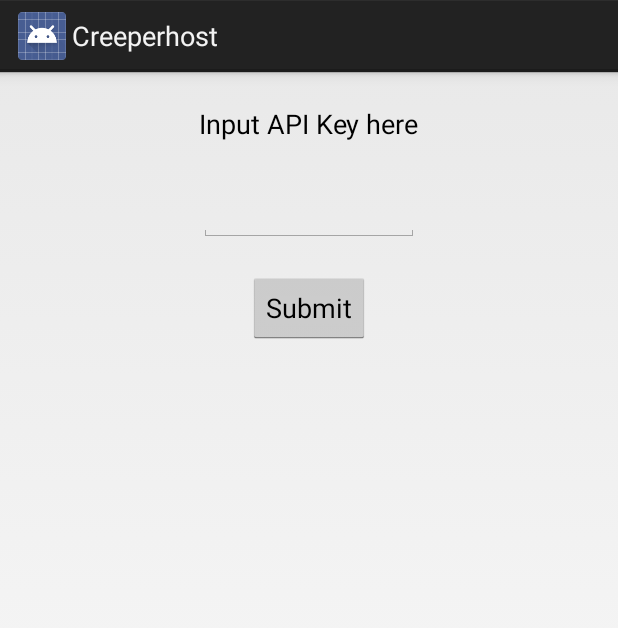
After one commit to kenohkigit/Creeperhost, an Android app: the layout activity_apikey.xml on its own in the app's theme, with its tools: preview values and no code run, on a phone screen of 412 x 824 dp. The commit adds this screen. Shown: the top 628 px of the screen. Run offline under Robolectric (Android 15) with nearby library versions, the phone set to English and light mode, and no system bars.

Commit message:
Added API Key activity

```diff
--- /dev/null
+++ b/Creeperhost/src/main/res/layout/activity_apikey.xml
@@ -0,0 +1,34 @@
+<?xml version="1.0" encoding="utf-8"?>
+
+<RelativeLayout xmlns:android="http://schemas.android.com/apk/res/android"
+                android:layout_width="match_parent"
+                android:layout_height="match_parent">
+
+    <TextView
+            android:layout_width="wrap_content"
+            android:layout_height="wrap_content"
+            android:textAppearance="?android:attr/textAppearanceMedium"
+            android:text="@string/textApiKey"
+            android:id="@+id/textView"
+            android:layout_alignParentTop="true"
+            android:layout_centerHorizontal="true"
+            android:layout_marginTop="22dp"/>
+
+    <EditText
+            android:layout_width="wrap_content"
+            android:layout_height="wrap_content"
+            android:id="@+id/etApiKey"
+            android:layout_below="@+id/textView"
+            android:layout_marginTop="27dp"
+            android:layout_alignLeft="@+id/textView"
+            android:layout_alignRight="@+id/textView"/>
+
+    <Button
+            android:layout_width="wrap_content"
+            android:layout_height="wrap_content"
+            android:text="@string/submitApiKey"
+            android:id="@+id/buApiKey"
+            android:layout_below="@+id/etApiKey"
+            android:layout_centerHorizontal="true"
+            android:layout_marginTop="20dp"/>
+</RelativeLayout>
--- a/Creeperhost/src/main/res/values/strings.xml
+++ b/Creeperhost/src/main/res/values/strings.xml
@@ -6,6 +6,6 @@
     <string name="infoStatus">Status</string>
     <string name="serverRestart">Restart</string>
     <string name="serverStart">Start</string>
-    <string name="serverStop">Stop</string>
+    <string name="serverStop">Stop</string><string name="textApiKey">Input API Key here</string><string name="submitApiKey">Submit</string>
 
 </resources>
```
